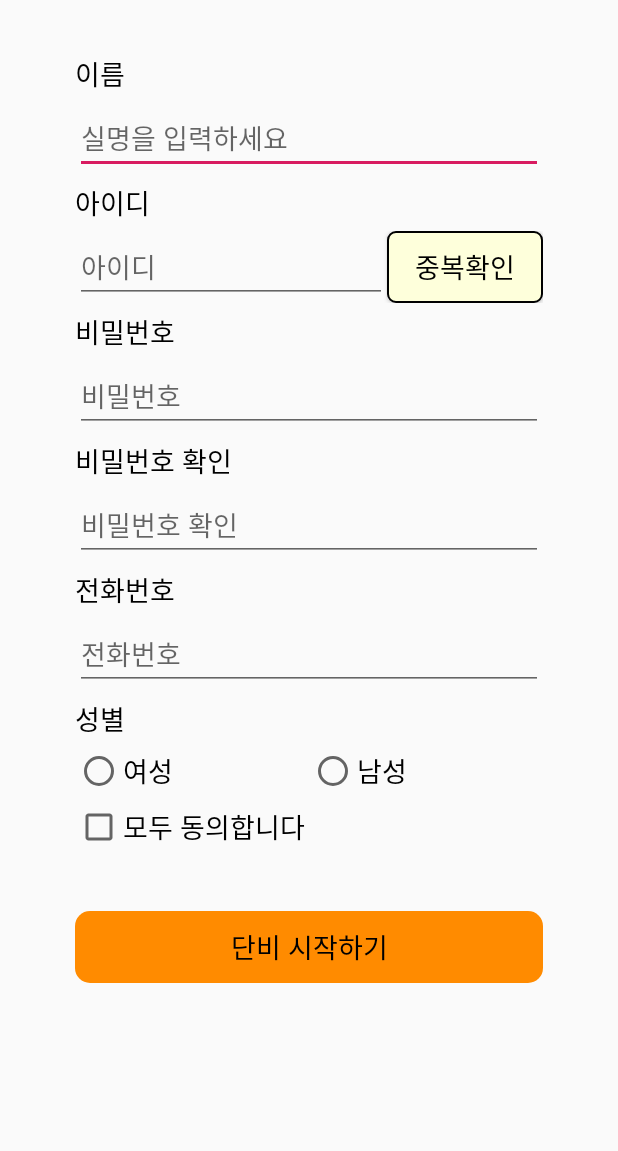
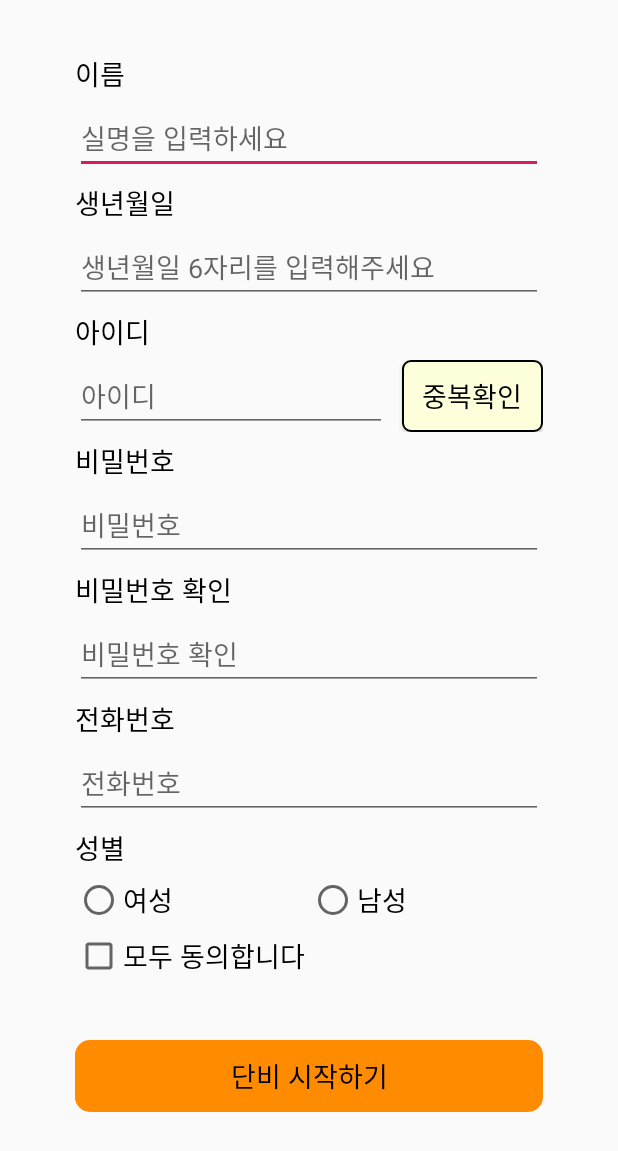
Before and after one commit to SKHU-CSE/DanBee, an Android app: the Membership_Activity screen opened directly, with no data from a screen before it, on a phone screen of 412 x 824 dp. Shown: the top 1151 px of the screen. Run offline under Robolectric (Android 15) with nearby library versions, the phone set to English and light mode, and no system bars; our stand-ins replace Volley.

Commit message:
birth 생년월일 입력칸추가

```diff
--- a/app/src/main/res/layout/activity_membership_.xml
+++ b/app/src/main/res/layout/activity_membership_.xml
@@ -33,11 +33,37 @@
         />
 
     <TextView
+        android:id="@+id/membership_tv_birth"
+        android:layout_width="match_parent"
+        android:layout_height="wrap_content"
+        android:layout_marginTop="5dp"
+        android:layout_marginHorizontal="50dp"
+        android:layout_below="@+id/membership_et_name"
+        android:text="생년월일"
+        android:textColor="#000000"
+        android:textSize="18sp"
+        />
+
+    <EditText
+        android:id="@+id/membership_et_birth"
+        android:layout_width="match_parent"
+        android:layout_height="wrap_content"
+        android:layout_marginHorizontal="50dp"
+        android:layout_below="@+id/membership_tv_birth"
+        android:layout_marginTop="5dp"
+        android:hint="생년월일 6자리를 입력해주세요"
+        android:textColor="#000000"
+        android:textSize="18sp"
+        android:inputType="text"
+        android:lines="1"
+        />
+
+    <TextView
         android:id="@+id/membership_tv_ID"
         android:layout_width="match_parent"
         android:layout_height="wrap_content"
         android:layout_marginHorizontal="50dp"
-        android:layout_below="@+id/membership_et_name"
+        android:layout_below="@+id/membership_et_birth"
         android:layout_marginTop="5dp"
         android:text="아이디"
         android:textColor="#000000"
@@ -66,6 +92,7 @@
             android:textSize="18sp"
             android:inputType="text"
             android:lines="1"
+            android:maxLength="25"
             />
 
         <Button
@@ -78,6 +105,7 @@
             android:textSize="18sp"
             android:textColor="#000000"
             android:background="@drawable/rectangle_yellow"
+            android:layout_marginLeft="10dp"
             />
 
     </LinearLayout>
--- a/app/src/main/res/layout/activity_notice_wirte.xml
+++ b/app/src/main/res/layout/activity_notice_wirte.xml
@@ -85,8 +85,7 @@
         android:id="@+id/noticewrite_progress_view"
         android:layout_width="match_parent"
         android:layout_height="match_parent"
-        android:background="#aaaaaaaa"
-        android:clickable="false">
+        android:background="#aaaaaaaa">
     <ProgressBar
         android:id="@+id/noticewrite_progressBar"
         style="?android:attr/progressBarStyleLarge"
```
Also changed, not shown: app/src/main/java/danbee/com/MainActivity.java (+9 -7 lines), app/src/main/java/danbee/com/Membership_Activity.java (+5 -2 lines), app/src/main/java/danbee/com/NoticeWirte.java (+16 -0 lines), app/src/main/res/drawable/alarm.png (added), app/src/main/res/drawable/guidebook.png (added), app/src/main/res/drawable/history.png (added), app/src/main/res/drawable/lock.png (added), app/src/main/res/drawable/noticewrite.png, app/src/main/res/drawable/profile.png (added), app/src/main/res/drawable/qrcode.png (added), app/src/main/res/drawable/unlock.png (added).
